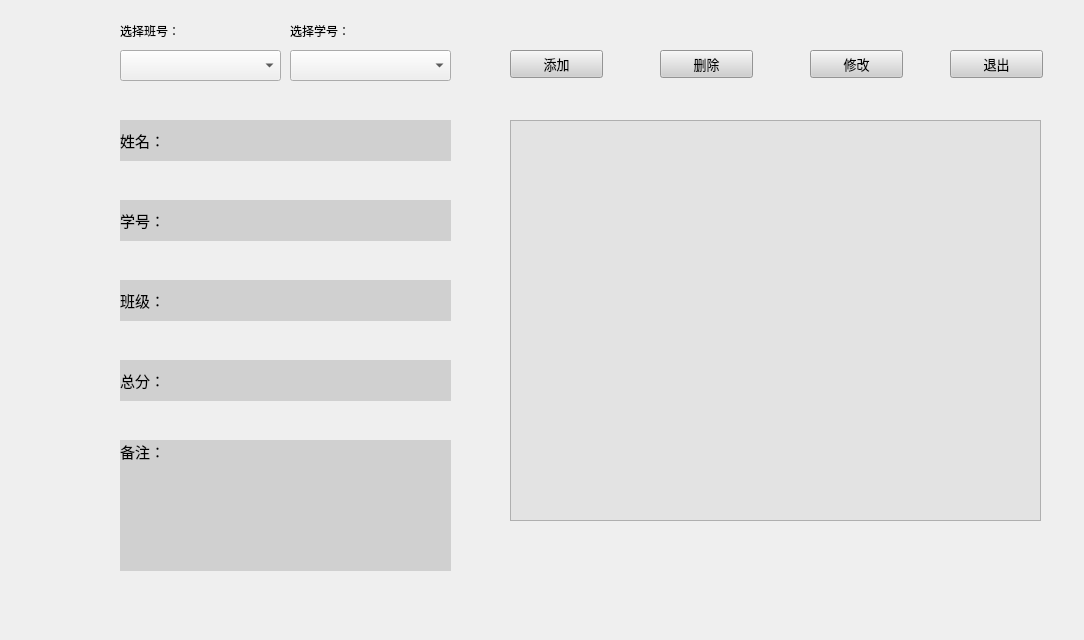
Old version of the form UI/Search.ui in the repository ZxxWs/CppClassDesign.
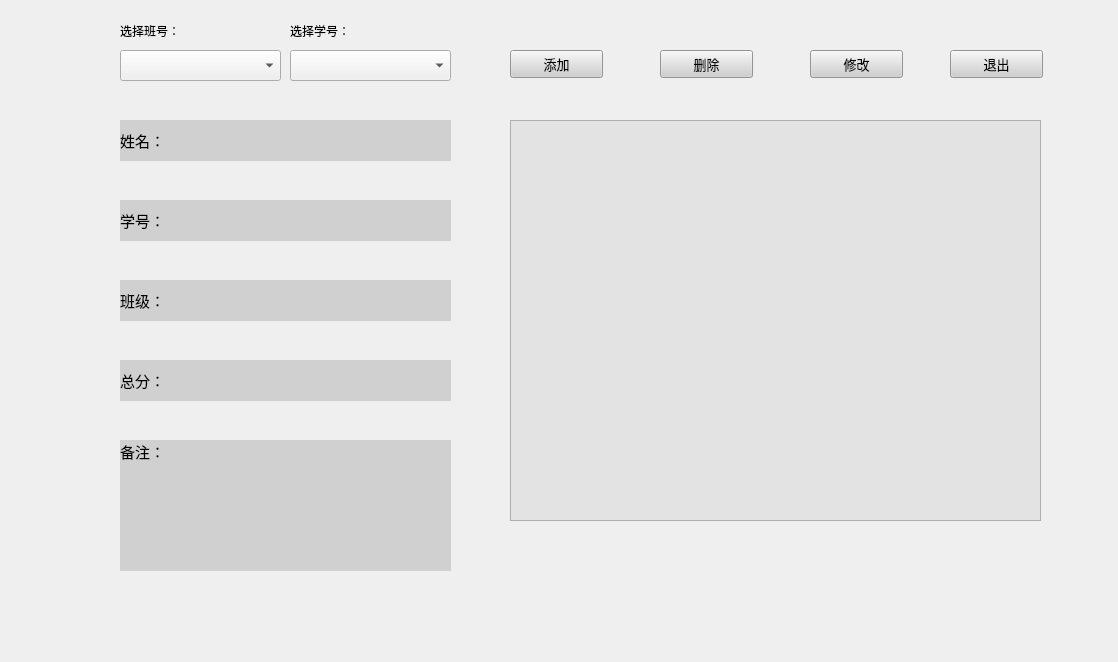
New version of the form.

```diff
--- a/UI/Search.ui
+++ b/UI/Search.ui
@@ -6,8 +6,8 @@
    <rect>
     <x>0</x>
     <y>0</y>
-    <width>1084</width>
-    <height>640</height>
+    <width>1118</width>
+    <height>662</height>
    </rect>
   </property>
   <property name="windowTitle">
```
